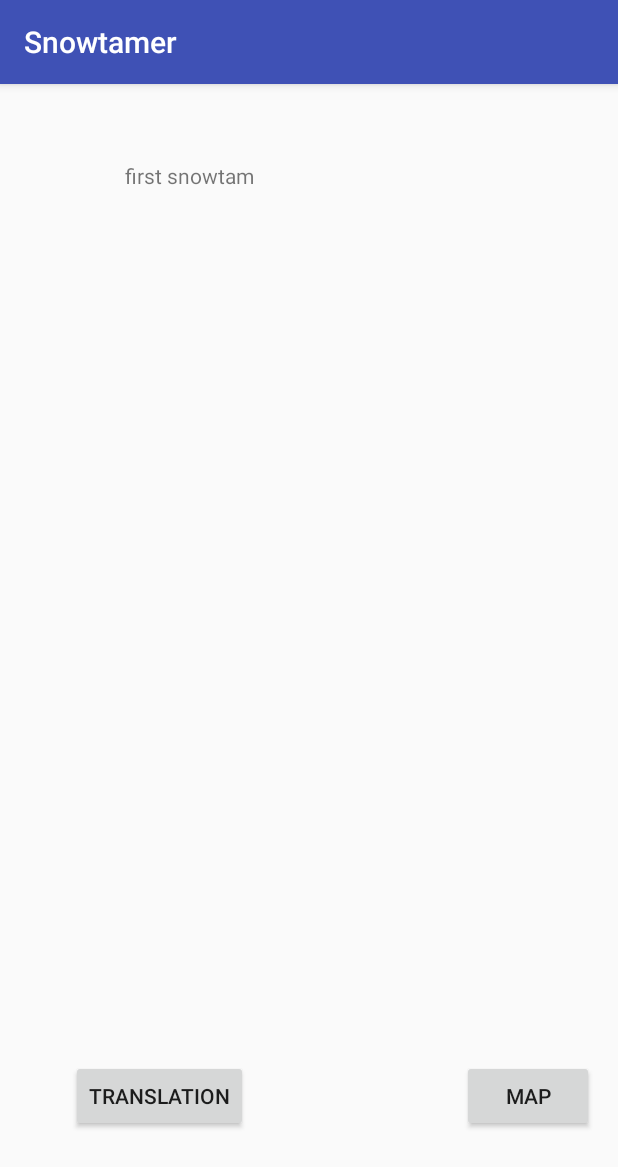
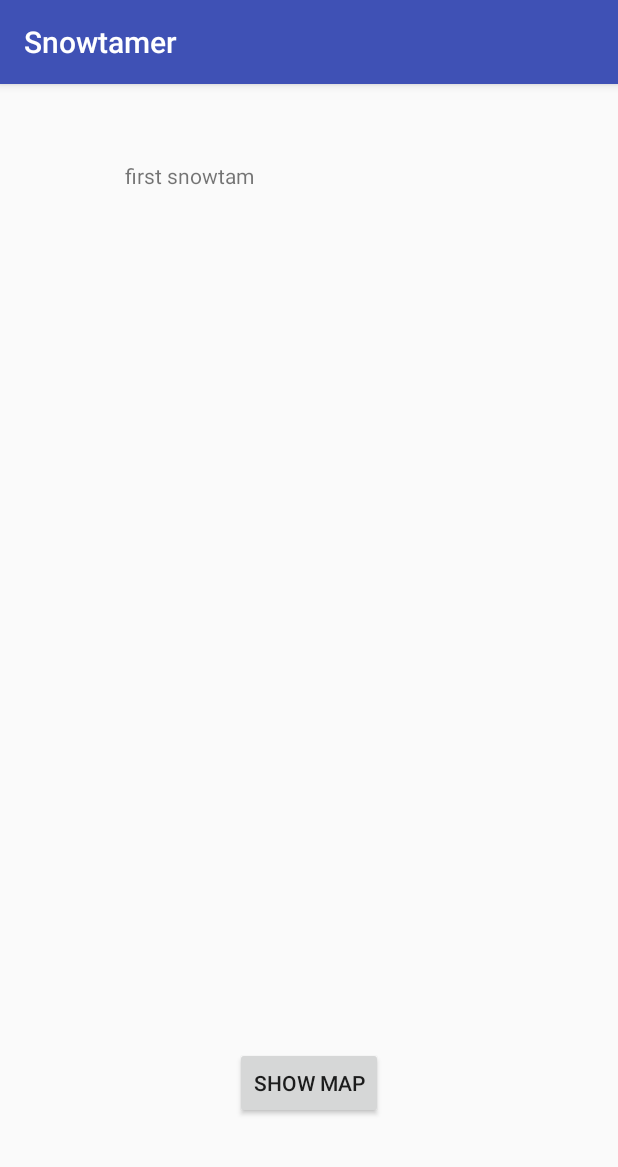
Before and after one commit to bolivaro/Snowtam, an Android app: the fragment PremierSnow shown on its own in the app's theme, on a phone screen of 412 x 824 dp. Shown: the top 1167 px of the screen. Run offline under Robolectric (Android 15) with nearby library versions, the phone set to English and light mode, and no system bars; 2 statements that could not run were skipped.

```diff
--- a/app/src/main/java/com/syrdav/snowtamer/Connexion.java
+++ b/app/src/main/java/com/syrdav/snowtamer/Connexion.java
@@ -49,7 +49,7 @@ public class Connexion extends AppCompatActivity implements View.OnClickListener
             // Si l'identifiant de la vue est celui du premier bouton
             case R.id.connectButton:
                 if((mail.equals("")||(psw.equals("")))){
-                    Toast toast = Toast.makeText(this,"You have to enter email and password", Toast.LENGTH_SHORT);
+                    Toast toast = Toast.makeText(this,getResources().getString(R.string.noemailnopassword), Toast.LENGTH_SHORT);
                     toast.show();
                 }
                 else{
@@ -59,7 +59,7 @@ public class Connexion extends AppCompatActivity implements View.OnClickListener
                         Intent versAsk = new Intent(this, AskSnowtam.class);
                         startActivity(versAsk);
                     }else{
-                        Toast toast = Toast.makeText(this,"incorrect email or password", Toast.LENGTH_SHORT);
+                        Toast toast = Toast.makeText(this,getResources().getString(R.string.incorrect), Toast.LENGTH_SHORT);
                         toast.show();
                     }
 
--- a/app/src/main/java/com/syrdav/snowtamer/PremierSnow.java
+++ b/app/src/main/java/com/syrdav/snowtamer/PremierSnow.java
@@ -47,7 +47,7 @@ public class PremierSnow extends Fragment implements View.OnClickListener{
             try {
                 textView.setText((new Parseur()).execute(new String[]{lien1}).get());
                 if(textView.getText().toString().equals("")){
-                    textView.setText("NO SNOWTAM FOUND!!");
+                    textView.setText(getResources().getString(R.string.noSnowtam));
                 }
             } catch (InterruptedException e) {
                 e.printStackTrace();
@@ -97,7 +97,7 @@ public class PremierSnow extends Fragment implements View.OnClickListener{
                     versmap.putExtra("coord",coord);
                     startActivity(versmap);
                 }else{
-                    Toast toast = Toast.makeText(this.getContext(),"No location found for OACI :" +this.getOaci(), Toast.LENGTH_SHORT);
+                    Toast toast = Toast.makeText(this.getContext(),getResources().getString(R.string.nolocation) +this.getOaci(), Toast.LENGTH_SHORT);
                     toast.show();
                 }
 
--- a/app/src/main/java/com/syrdav/snowtamer/RegisterActivity.java
+++ b/app/src/main/java/com/syrdav/snowtamer/RegisterActivity.java
@@ -35,12 +35,12 @@ public class RegisterActivity extends AppCompatActivity implements View.OnClickL
         String mdp2 = secondpsw.getText().toString();
         user = db.getUser(mail);
         if(user!=null){
-            Toast toast = Toast.makeText(this,"account already exist", Toast.LENGTH_SHORT);
+            Toast toast = Toast.makeText(this,getResources().getString(R.string.alreadyaccount), Toast.LENGTH_SHORT);
             toast.show();
         }else{
             user = new User(mail,mdp1);
             db.addUser(user);
-            Toast toast = Toast.makeText(this,"account created", Toast.LENGTH_SHORT);
+            Toast toast = Toast.makeText(this,getResources().getString(R.string.accountcreated), Toast.LENGTH_SHORT);
             toast.show();
         }
 
--- a/app/src/main/java/com/syrdav/snowtamer/SecondSnow.java
+++ b/app/src/main/java/com/syrdav/snowtamer/SecondSnow.java
@@ -39,7 +39,7 @@ public class SecondSnow extends Fragment implements View.OnClickListener{
             try {
                 textView.setText((new Parseur()).execute(new String[]{lien2}).get());
                 if(textView.getText().toString().equals("")){
-                    textView.setText("NO SNOWTAM FOUND!!");
+                    textView.setText(getResources().getString(R.string.noSnowtam));
                 }
             } catch (InterruptedException e) {
                 e.printStackTrace();
@@ -86,7 +86,7 @@ public class SecondSnow extends Fragment implements View.OnClickListener{
                     versmap.putExtra("coord",coord);
                     startActivity(versmap);
                 }else{
-                    Toast toast = Toast.makeText(this.getContext(),"No place found", Toast.LENGTH_SHORT);
+                    Toast toast = Toast.makeText(this.getContext(),getResources().getString(R.string.nolocation), Toast.LENGTH_SHORT);
                     toast.show();
                 }
             } catch (InterruptedException e) {
--- a/app/src/main/java/com/syrdav/snowtamer/TroisiemeSnow.java
+++ b/app/src/main/java/com/syrdav/snowtamer/TroisiemeSnow.java
@@ -39,7 +39,7 @@ public class TroisiemeSnow extends Fragment implements View.OnClickListener{
             try {
                 textView.setText((new Parseur()).execute(new String[]{lien3}).get());
                 if(textView.getText().toString().equals("")){
-                    textView.setText("NO SNOWTAM FOUND!!");
+                    textView.setText(getResources().getString(R.string.noSnowtam));
                 }
             } catch (InterruptedException e) {
                 e.printStackTrace();
@@ -85,7 +85,7 @@ public class TroisiemeSnow extends Fragment implements View.OnClickListener{
                     versmap.putExtra("coord",coord);
                     startActivity(versmap);
                 }else{
-                    Toast toast = Toast.makeText(this.getContext(),"No place found", Toast.LENGTH_SHORT);
+                    Toast toast = Toast.makeText(this.getContext(),getResources().getString(R.string.nolocation), Toast.LENGTH_SHORT);
                     toast.show();
                 }
             } catch (InterruptedException e) {
--- a/app/src/main/res/layout/activity_register.xml
+++ b/app/src/main/res/layout/activity_register.xml
@@ -13,6 +13,7 @@
         android:layout_width="wrap_content"
         android:layout_height="wrap_content"
         android:inputType="textEmailAddress"
+        android:hint = "@string/email"
         android:ems="10"
         android:id="@+id/emailreg"
         android:layout_alignParentTop="true"
@@ -24,6 +25,7 @@
         android:layout_height="wrap_content"
         android:inputType="textPassword"
         android:ems="10"
+        android:hint="@string/password"
         android:id="@+id/firstpsw"
         android:layout_below="@+id/emailreg"
         android:layout_centerHorizontal="true"
@@ -34,6 +36,7 @@
         android:layout_height="wrap_content"
         android:inputType="textPassword"
         android:ems="10"
+        android:hint="@string/password"
         android:id="@+id/secondpsw"
         android:layout_below="@+id/firstpsw"
         android:layout_centerHorizontal="true"
@@ -42,7 +45,7 @@
     <Button
         android:layout_width="wrap_content"
         android:layout_height="wrap_content"
-        android:text="Sign up"
+        android:text="@string/sign_up"
         android:id="@+id/signupButton"
         android:layout_alignParentBottom="true"
         android:layout_centerHorizontal="true" />
--- a/app/src/main/res/layout/snowtam1.xml
+++ b/app/src/main/res/layout/snowtam1.xml
@@ -30,23 +30,16 @@
         </RelativeLayout>
     </ScrollView>
 
-    <Button
-        android:layout_width="wrap_content"
-        android:layout_height="wrap_content"
-        android:text="translation"
-        android:id="@+id/transButton"
-        android:layout_alignParentBottom="true"
-        android:layout_alignParentStart="true"
-        android:layout_marginStart="31dp"
-        android:layout_marginBottom="53dp" />
+
 
     <Button
         android:layout_width="wrap_content"
         android:layout_height="wrap_content"
-        android:text="Map"
+        android:text="@string/show_map"
         android:id="@+id/mapButton"
-        android:layout_alignTop="@+id/transButton"
-        android:layout_alignEnd="@+id/scrollView" />
+        android:layout_marginBottom="62dp"
+        android:layout_alignParentBottom="true"
+        android:layout_centerHorizontal="true" />
 
 
 </RelativeLayout>
```
Also changed, not shown: app/src/main/java/com/syrdav/snowtamer/AskSnowtam.java (+4 -4 lines), app/src/main/res/layout/activity_ask_snowtam.xml (+4 -4 lines), app/src/main/res/layout/activity_connexion.xml (+4 -4 lines), app/src/main/res/values/strings.xml (+10 -0 lines), 12 other files.
